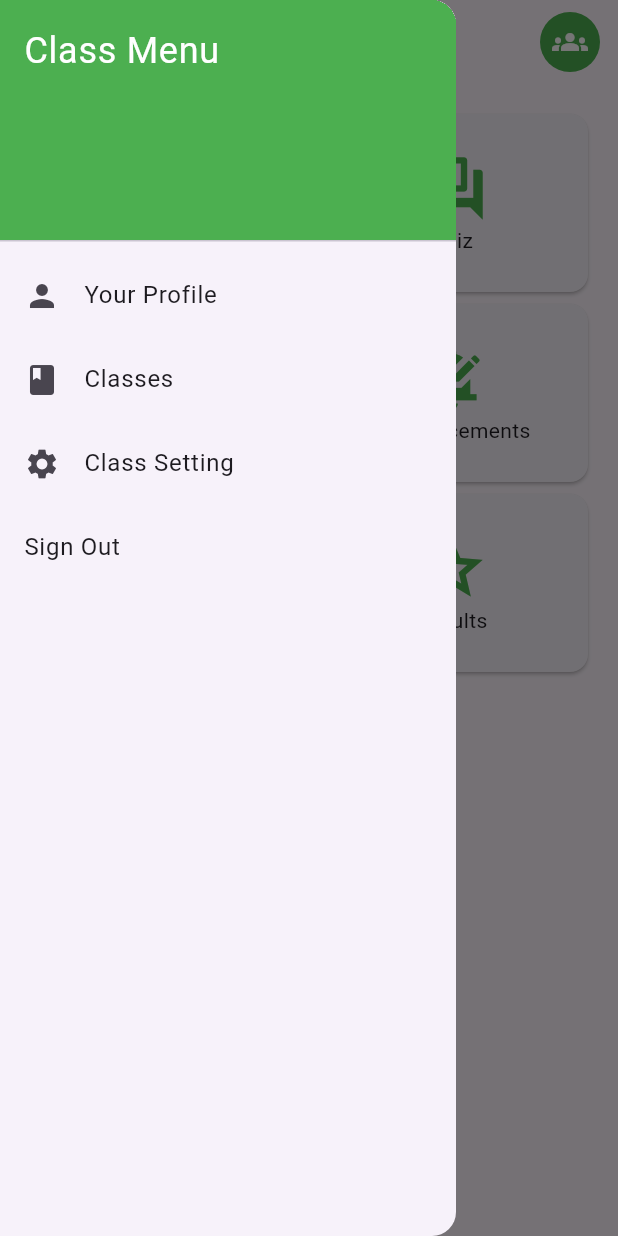
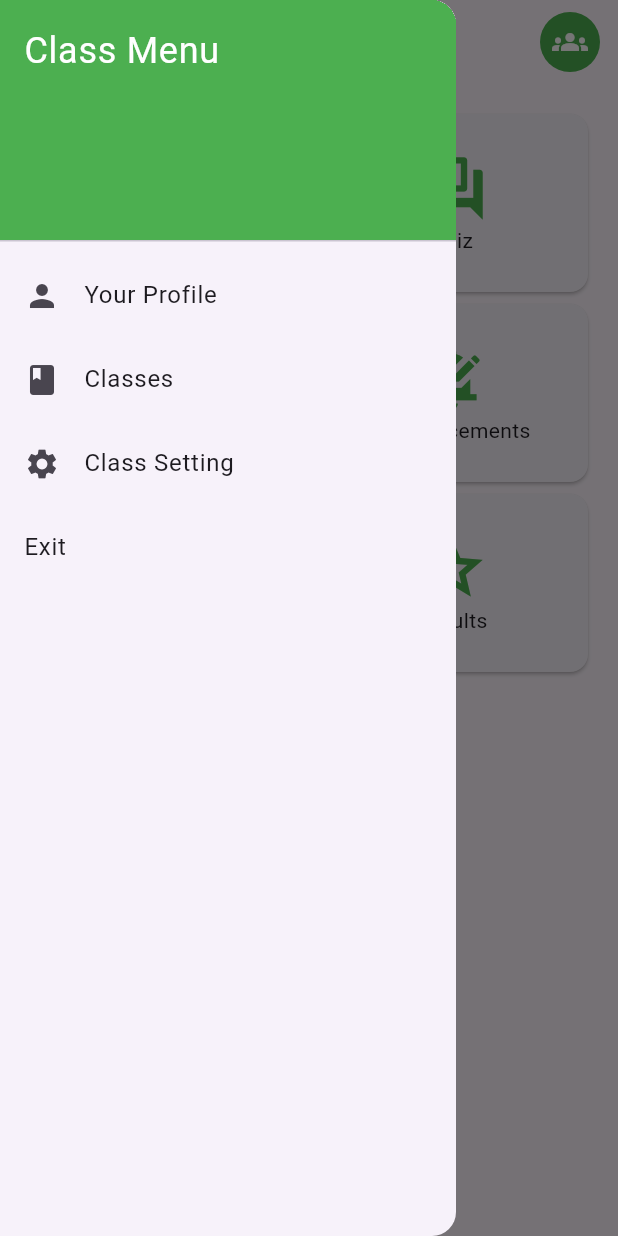
Before and after one commit to PDOX103/AUSTudy, a Flutter app: the CourseDetailsPage screen opened directly with empty values, with the side drawer open, on a phone screen of 412 x 824 dp. Run offline on Flutter 3.47's test engine with Material 3 defaults, Android fonts, the phone set to English and light mode, and no system bars; our stand-ins replace cloud_firestore, firebase_auth, font_awesome_flutter, google_sign_in; missing offline and left inert: project_sd2; accounts and stored records are empty.

Commit message:
Update course_details_page.dart

```diff
--- a/lib/pages/course_details_page.dart
+++ b/lib/pages/course_details_page.dart
@@ -1,23 +1,26 @@
-import 'package:austudy_01/class%20menu/profile_update.dart';
-import 'package:flutter/cupertino.dart';
 import 'package:flutter/material.dart';
 import '../class menu/class_settings_page.dart';
-import '../user_auth/presentation/pages/login_page.dart';
+import '../class menu/profile_update.dart';
 import 'live_class_page.dart';
 import 'quiz_page.dart';
 import 'assignment_page.dart';
 import 'announcement_page.dart';
 import 'study_material_page.dart';
 import 'results_page.dart';
+import 'group_details_page.dart';
 
 class CourseDetailsPage extends StatelessWidget {
   final String courseTitle;
   final String courseCode;
+  final String jobTitle;
+  final String password;
 
   const CourseDetailsPage({
     Key? key,
     required this.courseTitle,
     required this.courseCode,
+    required this.jobTitle,
+    required this.password,
   }) : super(key: key);
 
   @override
@@ -33,15 +36,16 @@ class CourseDetailsPage extends StatelessWidget {
         ),
         actions: <Widget>[
           Container(
-            margin:const EdgeInsets.all(8),
-            decoration:const BoxDecoration(
+            margin: const EdgeInsets.all(8),
+            decoration: const BoxDecoration(
               color: Colors.green,
               shape: BoxShape.circle,
             ),
             child: IconButton(
-              icon:const Icon(Icons.groups, color: Colors.white),
+              icon: const Icon(Icons.groups, color: Colors.white),
               onPressed: () {
-                // Handle messenger icon action
+                // Navigate to the GroupDetailsPage when the group icon is pressed
+                Navigator.push(context, MaterialPageRoute(builder: (context) => GroupDetailsPage()));
               },
             ),
           ),
@@ -69,7 +73,7 @@ class CourseDetailsPage extends StatelessWidget {
               title:const Text('Your Profile'),
               onTap: () {
                 // Navigate to Your Profile
-                Navigator.push(context, MaterialPageRoute(builder: (context) => Profilepage()));
+                Navigator.push(context, MaterialPageRoute(builder: (context) => ProfileUpdatePage()));
               },
             ),
             ListTile(
@@ -90,9 +94,9 @@ class CourseDetailsPage extends StatelessWidget {
               },
             ),
             ListTile(
-              title:const Text('Sign Out'),
+              title:const Text('Exit'),
               onTap: () {
-                Navigator.pushReplacement(context, MaterialPageRoute(builder: (context) => LoginPage()));
+
               },
             ),
           ],
```
